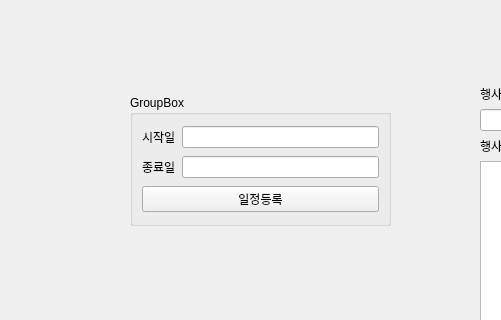
This is client/schedule/schedule.ui in sharpscar/ok_corp as Qt 5 draws it before an edit; both pictures show x 0 to 501 and y 345 to 665 of the 933 by 987 pixel window. The edited form follows.
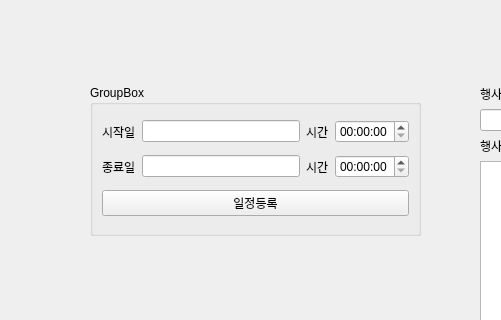
This is the edited form. The open tabs and pages were chosen to show the change.

```diff
--- a/client/schedule/schedule.ui
+++ b/client/schedule/schedule.ui
@@ -196,10 +196,10 @@
      <widget class="QGroupBox" name="groupBox">
       <property name="geometry">
        <rect>
-        <x>80</x>
-        <y>360</y>
-        <width>261</width>
-        <height>131</height>
+        <x>40</x>
+        <y>350</y>
+        <width>331</width>
+        <height>151</height>
        </rect>
       </property>
       <property name="title">
@@ -216,7 +216,17 @@
           </widget>
          </item>
          <item>
-          <widget class="QLineEdit" name="s_le"/>
+          <widget class="QLineEdit" name="s_day_le"/>
+         </item>
+         <item>
+          <widget class="QLabel" name="label_9">
+           <property name="text">
+            <string>시간</string>
+           </property>
+          </widget>
+         </item>
+         <item>
+          <widget class="QTimeEdit" name="s_timeEdit"/>
          </item>
         </layout>
        </item>
@@ -230,7 +240,17 @@
           </widget>
          </item>
          <item>
-          <widget class="QLineEdit" name="e_le"/>
+          <widget class="QLineEdit" name="e_day_le"/>
+         </item>
+         <item>
+          <widget class="QLabel" name="label_10">
+           <property name="text">
+            <string>시간</string>
+           </property>
+          </widget>
+         </item>
+         <item>
+          <widget class="QTimeEdit" name="e_timeEdit"/>
          </item>
         </layout>
        </item>
```
Left out of the diff: 2 changed lines with no effect on the pictures.
